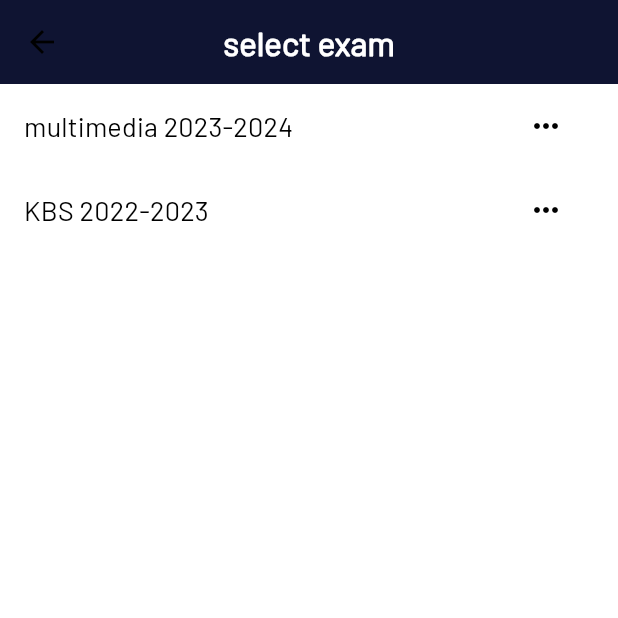
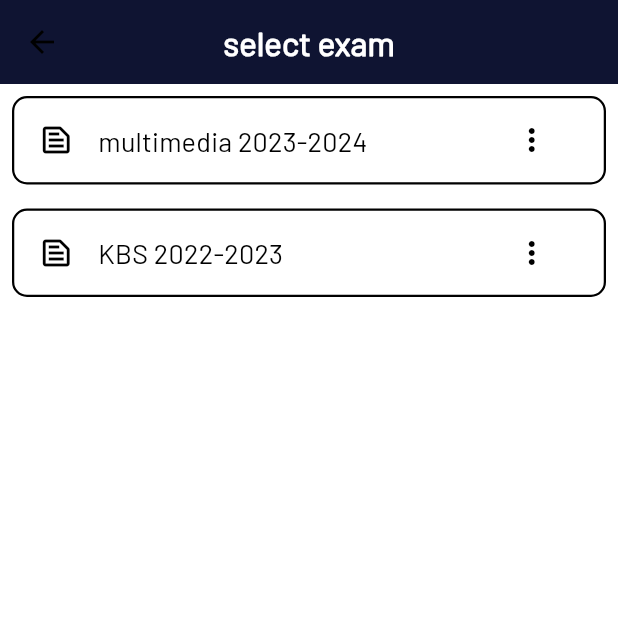
Before and after one commit to abd-Mohsen/project2, a Flutter app: the ExamsView screen opened directly, on a phone screen of 412 x 824 dp, the top half of it. Run offline on Flutter 3.47's test engine with Material 3 defaults, Android fonts, the phone set to English and light mode, and no system bars; our stand-ins replace camera, dotted_border, dropdown_search, flutter_spinkit, get, get_storage and 2 more; missing offline and left inert: tflite_v2; accounts and stored records are empty.

Commit message:
implemented exam selection

```diff
--- a/lib/controllers/home_controller.dart
+++ b/lib/controllers/home_controller.dart
@@ -1,10 +1,12 @@
 import 'package:get/get.dart';
 import 'package:project2/models/exam_model.dart';
+import 'package:project2/services/local_services/exam_selection_service.dart';
 
 class HomeController extends GetxController {
   @override
   void onInit() async {
     getExams();
+    _selectedExamID = _examSelectionService.loadSelectedExamId();
     super.onInit();
   }
 
@@ -14,7 +16,17 @@ class HomeController extends GetxController {
     super.dispose();
   }
 
-  List<ExamModel> exams = [];
+  final ExamSelectionService _examSelectionService = ExamSelectionService();
+  final List<ExamModel> exams = [];
+
+  int _selectedExamID = -1;
+  int get selectedExamID => _selectedExamID;
+
+  void selectExam(ExamModel exam) {
+    _examSelectionService.saveSelectedExamId(exam.id);
+    _selectedExamID = exam.id;
+    update();
+  }
 
   void getExams() async {
     exams.addAll(
@@ -46,7 +58,7 @@ class HomeController extends GetxController {
           ],
         ),
         ExamModel(
-          id: 1,
+          id: 2,
           title: "KBS 2022-2023",
           markingSchemes: [
             MarkingSchemeModel(
--- /dev/null
+++ b/lib/services/local_services/exam_selection_service.dart
@@ -0,0 +1,18 @@
+import 'package:get_storage/get_storage.dart';
+
+class ExamSelectionService {
+  static const String _keySelectedExamId = 'selected_exam_id';
+  final GetStorage _storage = GetStorage();
+
+  void saveSelectedExamId(int examId) {
+    _storage.write(_keySelectedExamId, examId);
+  }
+
+  int loadSelectedExamId() {
+    return _storage.read<int?>(_keySelectedExamId) ?? -1;
+  }
+
+  void clearSelectedExamId() {
+    _storage.remove(_keySelectedExamId);
+  }
+}
--- a/lib/views/components/exam_card.dart
+++ b/lib/views/components/exam_card.dart
@@ -19,7 +19,10 @@ class ExamCard extends StatelessWidget {
   Widget build(BuildContext context) {
     ColorScheme cs = Theme.of(context).colorScheme;
     TextTheme tt = Theme.of(context).textTheme;
-    return ListTile(
+    return Padding(
+      padding: const EdgeInsets.all(8.0),
+      child: ListTile(
+        leading: Icon(Icons.text_snippet_outlined),
         title: Text(
           exam.title,
           style: tt.titleMedium!.copyWith(color: cs.onBackground),
@@ -27,7 +30,15 @@ class ExamCard extends StatelessWidget {
         onTap: onTap,
         trailing: IconButton(
           onPressed: onTapOptions,
-        icon: Icon(Icons.more_horiz_rounded),
+          icon: Icon(Icons.more_vert),
+        ),
+        shape: RoundedRectangleBorder(
+          side: BorderSide(
+            width: isSelected ? 2 : 1.5,
+            color: isSelected ? cs.secondary : cs.onBackground,
+          ),
+          borderRadius: BorderRadius.circular(10),
+        ),
       ),
     );
   }
--- a/lib/views/exams_view.dart
+++ b/lib/views/exams_view.dart
@@ -1,6 +1,7 @@
 import 'package:flutter/material.dart';
 import 'package:get/get.dart';
 import 'package:project2/controllers/home_controller.dart';
+import 'package:project2/models/exam_model.dart';
 import 'package:project2/views/components/exam_card.dart';
 
 class ExamsView extends StatelessWidget {
@@ -21,21 +22,24 @@ class ExamsView extends StatelessWidget {
         centerTitle: true,
       ),
       backgroundColor: cs.background,
-      body: ListView.builder(
+      body: GetBuilder<HomeController>(builder: (controller) {
+        return ListView.builder(
           itemCount: hC.exams.length,
           itemBuilder: (context, i) {
+            ExamModel exam = hC.exams[i];
             return ExamCard(
-            exam: hC.exams[i],
+              exam: exam,
               onTap: () {
-              //
+                controller.selectExam(exam);
               },
               onTapOptions: () {
                 //
               },
-            isSelected: true,
+              isSelected: exam.id == hC.selectedExamID,
             );
           },
-      ),
+        );
+      }),
     );
   }
 }
```
Lines whose indentation alone changed are shown as unchanged.
